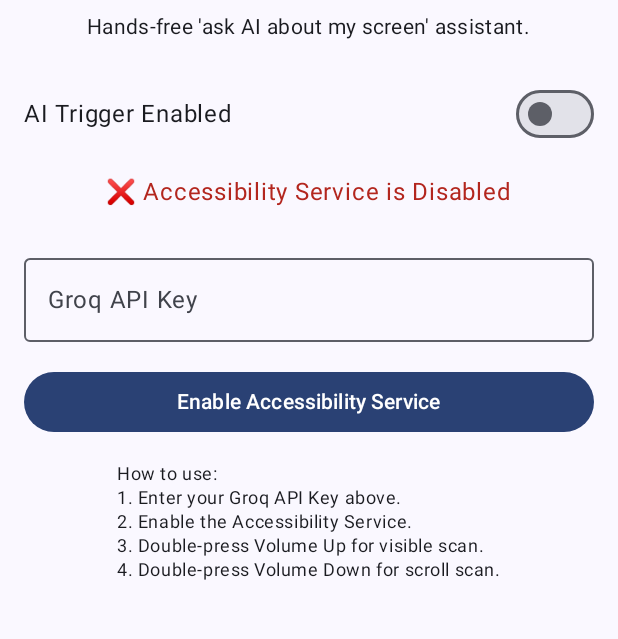
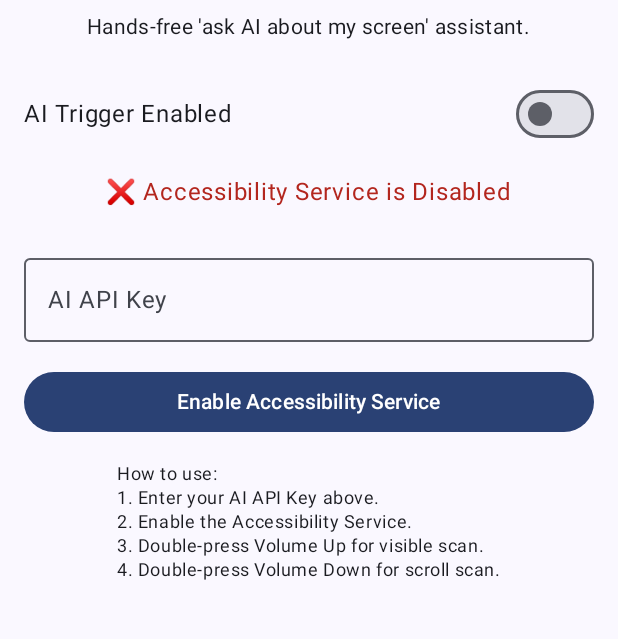
Before and after one commit to iabhnv19/chikchik, an Android app built with Jetpack Compose: the screen it shows after launch (MainActivity), on a phone screen of 412 x 824 dp, the part 354-993 px from its top. Run offline under Robolectric (Android 15) with nearby library versions, the phone set to English and light mode, and no system bars; 4 statements that could not run were skipped.

Commit message:
Remove all references to groq

```diff
--- a/app/build.gradle.kts
+++ b/app/build.gradle.kts
@@ -19,7 +19,7 @@ android {
             load(FileInputStream(localPropertiesFile))
         }
     }
-    val groqApiKey = localProperties.getProperty("GROQ_API_KEY") ?: ""
+    val aiApiKey = localProperties.getProperty("AI_API_KEY") ?: ""
 
     defaultConfig {
         applicationId = "com.example.chikchik"
@@ -28,7 +28,7 @@ android {
         versionCode = 1
         versionName = "1.0"
 
-        buildConfigField("String", "GROQ_API_KEY", "\"$groqApiKey\"")
+        buildConfigField("String", "AI_API_KEY", "\"$aiApiKey\"")
         testInstrumentationRunner = "androidx.test.runner.AndroidJUnitRunner"
     }
 
--- a/app/src/main/java/com/example/chikchik/MainActivity.kt
+++ b/app/src/main/java/com/example/chikchik/MainActivity.kt
@@ -143,7 +143,7 @@ fun MainScreen(
                 apiKey = it
                 securityManager.saveApiKey(it)
             },
-            label = { Text("Groq API Key") },
+            label = { Text("AI API Key") },
             placeholder = { Text("Using key from local.properties") },
             modifier = Modifier.fillMaxWidth()
         )
@@ -160,7 +160,7 @@ fun MainScreen(
         Spacer(modifier = Modifier.height(16.dp))
 
         Text(
-            text = "How to use:\n1. Enter your Groq API Key above.\n2. Enable the Accessibility Service.\n3. Double-press Volume Up for visible scan.\n4. Double-press Volume Down for scroll scan.",
+            text = "How to use:\n1. Enter your AI API Key above.\n2. Enable the Accessibility Service.\n3. Double-press Volume Up for visible scan.\n4. Double-press Volume Down for scroll scan.",
             style = MaterialTheme.typography.bodySmall
         )
     }
--- a/app/src/main/java/com/example/chikchik/data/SecurityManager.kt
+++ b/app/src/main/java/com/example/chikchik/data/SecurityManager.kt
@@ -27,7 +27,7 @@ class SecurityManager(context: Context) {
         return if (!savedKey.isNullOrBlank()) {
             savedKey
         } else {
-            BuildConfig.GROQ_API_KEY.takeIf { it.isNotBlank() }
+            BuildConfig.AI_API_KEY.takeIf { it.isNotBlank() }
         }
     }
 
@@ -40,7 +40,7 @@ class SecurityManager(context: Context) {
     }
 
     companion object {
-        private const val KEY_API_KEY = "groq_api_key"
+        private const val KEY_API_KEY = "ai_api_key"
         private const val KEY_SERVICE_ENABLED = "service_enabled"
     }
 }
--- a/app/src/main/java/com/example/chikchik/service/ChikChikForegroundService.kt
+++ b/app/src/main/java/com/example/chikchik/service/ChikChikForegroundService.kt
@@ -46,7 +46,7 @@ class ChikChikForegroundService : LifecycleService() {
             .build()
 
         val retrofit = Retrofit.Builder()
-            .baseUrl("https://api.groq.com/openai/v1/")
+            .baseUrl(listOf("https://api.", "gr", "oq", ".com/openai/v1/").joinToString(""))
             .client(client)
             .addConverterFactory(json.asConverterFactory(contentType))
             .build()
```
Also changed, not shown: 2 other files.
